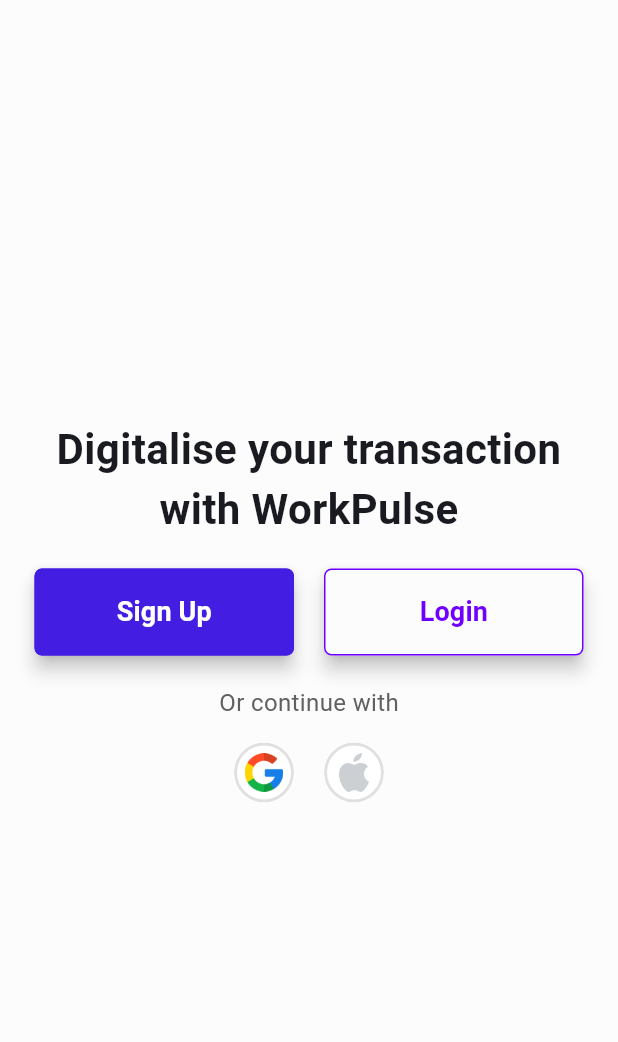
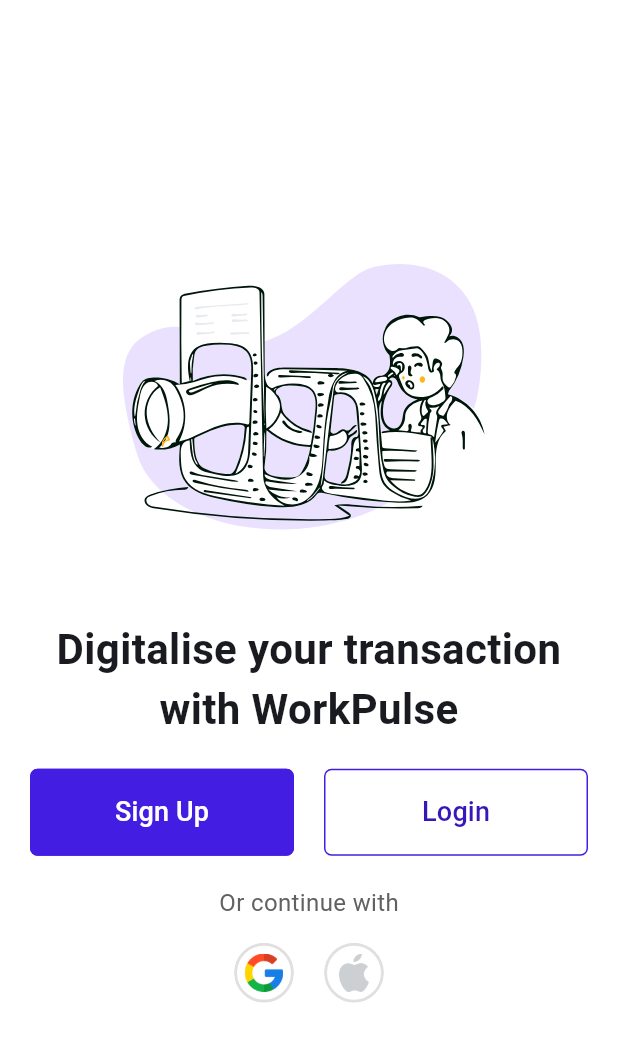
Before and after one commit to AdlilAfiq11/WorkPulse_flutter_frontend, a Flutter app: the screen it shows after launch, on a phone screen of 412 x 824 dp. Shown: the top 1042 px of the screen. Run offline on Flutter 3.47's test engine with Material 3 defaults, Android fonts, the phone set to English and light mode, and no system bars; our stand-ins replace dotted_border, fluentui_system_icons, flutter_svg; missing offline and left inert: syncfusion_flutter_signaturepad.

```diff
--- a/lib/models/color_model.dart
+++ b/lib/models/color_model.dart
@@ -7,6 +7,7 @@ class AppColor {
   static Color electricIndigo = const Color.fromRGBO(111, 0, 255, 1);
   static Color lightPurple = const Color.fromRGBO(244, 241, 253, 1);
   static Color blueViolet = const Color.fromRGBO(68, 29, 226, 1);
+  static Color mediumBlue = const Color.fromRGBO(55, 23, 181, 1);
   static Color yaleBlue = const Color.fromRGBO(0, 66, 140, 1);
   static Color airForceBlue = const Color.fromRGBO(93, 138, 168, 1);
   static Color deepSaffron = const Color.fromRGBO(255, 164, 57, 1);
--- /dev/null
+++ b/lib/views/index/login_view.dart
@@ -0,0 +1,23 @@
+import 'package:flutter/material.dart';
+
+class LoginView extends StatefulWidget {
+  const LoginView({super.key});
+
+  @override
+  State<LoginView> createState() => _LoginViewState();
+}
+
+class _LoginViewState extends State<LoginView> {
+  @override
+  Widget build(BuildContext context) {
+    return Scaffold(
+      appBar: AppBar(),
+      body: Padding(
+        padding: const EdgeInsets.symmetric(horizontal: 20),
+        child: Column(children: [
+          Text("Login to your account"),
+        ]),
+      ),
+    );
+  }
+}
--- a/lib/views/index/welcome_view.dart
+++ b/lib/views/index/welcome_view.dart
@@ -1,112 +1,77 @@
 import 'package:flutter/material.dart';
+import 'package:flutter_svg/svg.dart';
 import 'package:workpulse_flutter_frontend/models/color_model.dart';
-import 'package:workpulse_flutter_frontend/views/navigation/navigation_view.dart';
+import 'package:workpulse_flutter_frontend/views/index/login_view.dart';
 
-class WelcomePageView extends StatefulWidget {
+class WelcomePageView extends StatelessWidget {
   const WelcomePageView({super.key});
 
   @override
-  State<WelcomePageView> createState() => _WelcomePageViewState();
-}
-
-class _WelcomePageViewState extends State<WelcomePageView> {
-  @override
   Widget build(BuildContext context) {
     return Scaffold(
-      backgroundColor: AppColor.milkWhite,
+      backgroundColor: Colors.white,
       body: Padding(
-        padding: const EdgeInsets.fromLTRB(18, 0, 18, 10),
+        padding: const EdgeInsets.symmetric(horizontal: 20),
         child: Column(
           mainAxisAlignment: MainAxisAlignment.center,
           children: [
-            const Padding(
-              padding: EdgeInsets.fromLTRB(8, 0, 8, 20),
-              child: Text(
+            SvgPicture.asset(
+              "assets/images/onboard.svg",
+              semanticsLabel: 'Onboarding Image',
+            ),
+            const SizedBox(height: 40),
+            const Text(
               'Digitalise your transaction with WorkPulse',
-                style: TextStyle(
-                  fontSize: 28,
-                  fontWeight: FontWeight.bold,
-                ),
+              style: TextStyle(fontSize: 28, fontWeight: FontWeight.bold),
               textAlign: TextAlign.center,
             ),
-            ),
-            Padding(
-              padding: const EdgeInsets.fromLTRB(5, 0, 5, 20),
-              child: Row(
-                children: [
+            const SizedBox(height: 20),
+            Row(children: [
               Expanded(
-                    flex: 1,
-                    child: ElevatedButton(
-                      style: ElevatedButton.styleFrom(
-                        side: BorderSide(
-                          color: AppColor.blueViolet,
-                        ),
+                child: TextButton(
+                  style: TextButton.styleFrom(
+                    backgroundColor: AppColor.blueViolet,
+                    foregroundColor: Colors.white,
+                    disabledBackgroundColor:
+                        const Color.fromRGBO(31, 48, 94, .5),
+                    padding: const EdgeInsets.symmetric(vertical: 16),
+                    side: BorderSide(color: AppColor.blueViolet),
                     shape: RoundedRectangleBorder(
                       borderRadius: BorderRadius.circular(5),
                     ),
-                        minimumSize: const Size(120, 58),
-                        backgroundColor: AppColor.blueViolet,
-                        disabledBackgroundColor:
-                            const Color.fromRGBO(31, 48, 94, .5),
-                        elevation: 5,
                   ),
                   onPressed: () {},
-                      child: const Text(
-                        'Sign Up',
-                        style: TextStyle(
-                          color: Colors.white,
-                          fontSize: 18,
-                          fontWeight: FontWeight.bold,
-                        ),
-                      ),
+                  child: const Text('Sign Up', style: TextStyle(fontSize: 18)),
                 ),
               ),
               const SizedBox(width: 20),
               Expanded(
-                    flex: 1,
-                    child: ElevatedButton(
-                      style: ElevatedButton.styleFrom(
-                        side: BorderSide(
-                          color: AppColor.electricIndigo,
-                        ),
+                child: TextButton(
+                  style: TextButton.styleFrom(
+                    backgroundColor: Colors.white,
+                    foregroundColor: AppColor.mediumBlue,
+                    disabledBackgroundColor:
+                        const Color.fromRGBO(31, 48, 94, .5),
+                    padding: const EdgeInsets.symmetric(vertical: 16),
+                    side: BorderSide(color: AppColor.blueViolet),
                     shape: RoundedRectangleBorder(
                       borderRadius: BorderRadius.circular(5),
                     ),
-                        minimumSize: const Size(120, 58),
-                        backgroundColor: AppColor.milkWhite,
-                        disabledBackgroundColor:
-                            const Color.fromRGBO(31, 48, 94, .5),
-                        elevation: 5,
                   ),
-                      onPressed: () => Navigator.push(
-                          context,
-                          MaterialPageRoute(
-                              builder: (context) => const NavigationView())),
-                      child: Text(
-                        'Login',
-                        style: TextStyle(
-                          color: AppColor.electricIndigo,
-                          fontSize: 18,
-                          fontWeight: FontWeight.bold,
+                  onPressed: () => Navigator.of(context).push(
+                    MaterialPageRoute(builder: (context) => const LoginView()),
+                  ),
+                  child: const Text('Login', style: TextStyle(fontSize: 18)),
                 ),
               ),
-                    ),
-                  ),
-                ],
-              ),
-            ),
+            ]),
+            const SizedBox(height: 20),
             Text(
               'Or continue with',
-              style: TextStyle(
-                fontSize: 16,
-                color: Colors.grey.shade700,
+              style: TextStyle(fontSize: 16, color: Colors.grey.shade700),
             ),
-            ),
-            Padding(
-              padding: const EdgeInsets.only(top: 15),
-              child: Row(
-                mainAxisAlignment: MainAxisAlignment.center,
-                children: [
+            const SizedBox(height: 15),
+            Row(mainAxisAlignment: MainAxisAlignment.center, children: [
               ClipRRect(
                 clipBehavior: Clip.antiAlias,
                 borderRadius: BorderRadius.circular(50.0),
@@ -116,8 +81,7 @@ class _WelcomePageViewState extends State<WelcomePageView> {
                   decoration: BoxDecoration(
                     color: Colors.white,
                     borderRadius: BorderRadius.circular(50),
-                        border:
-                            Border.all(color: Colors.grey.shade300, width: 2),
+                    border: Border.all(color: Colors.grey.shade300, width: 2),
                     image: const DecorationImage(
                       image: AssetImage('assets/images/google-icon.png'),
                       scale: 20,
@@ -135,8 +99,7 @@ class _WelcomePageViewState extends State<WelcomePageView> {
                   decoration: BoxDecoration(
                     color: Colors.white,
                     borderRadius: BorderRadius.circular(50),
-                        border:
-                            Border.all(color: Colors.grey.shade300, width: 2),
+                    border: Border.all(color: Colors.grey.shade300, width: 2),
                     image: const DecorationImage(
                       image: AssetImage('assets/images/apple-icon.png'),
                       scale: 20,
@@ -144,9 +107,7 @@ class _WelcomePageViewState extends State<WelcomePageView> {
                   ),
                 ),
               ),
-                ],
-              ),
-            ),
+            ]),
           ],
         ),
       ),
--- a/pubspec.yaml
+++ b/pubspec.yaml
@@ -38,6 +38,7 @@ dependencies:
   fluentui_system_icons: ^1.1.246
   dotted_border: ^2.1.0
   syncfusion_flutter_signaturepad: ^26.1.40
+  flutter_svg: ^2.0.10+1
 
 dev_dependencies:
   flutter_test:
```
Also changed, not shown: assets/images/onboard.svg (added), pubspec.lock. Lines whose indentation alone changed are shown as unchanged.
